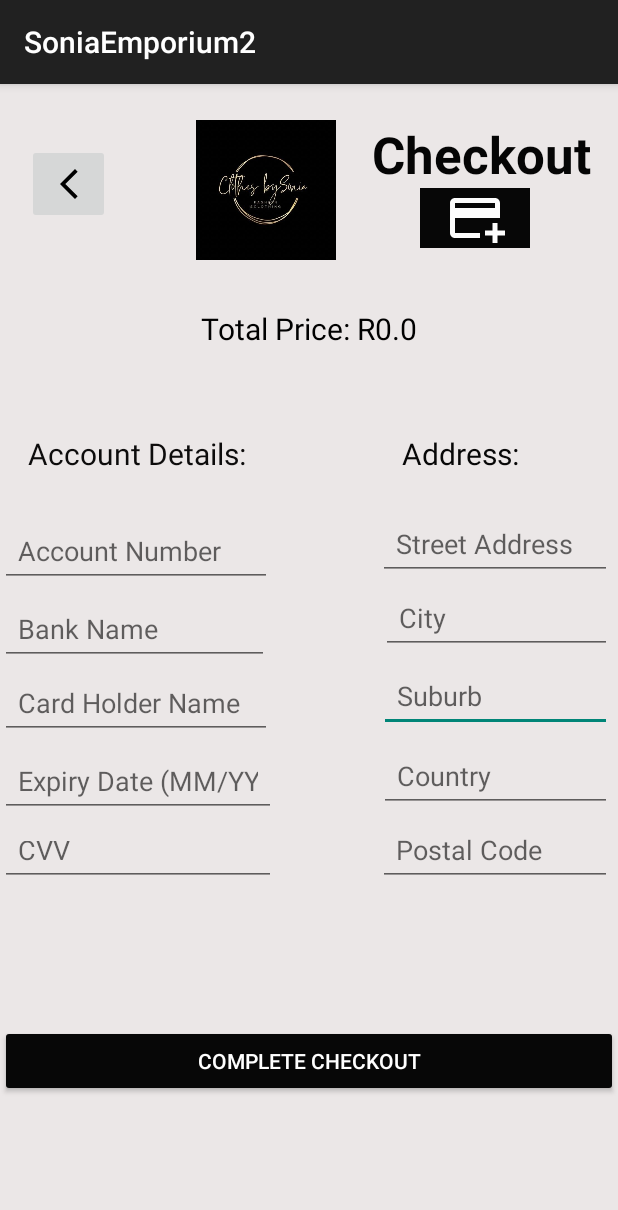
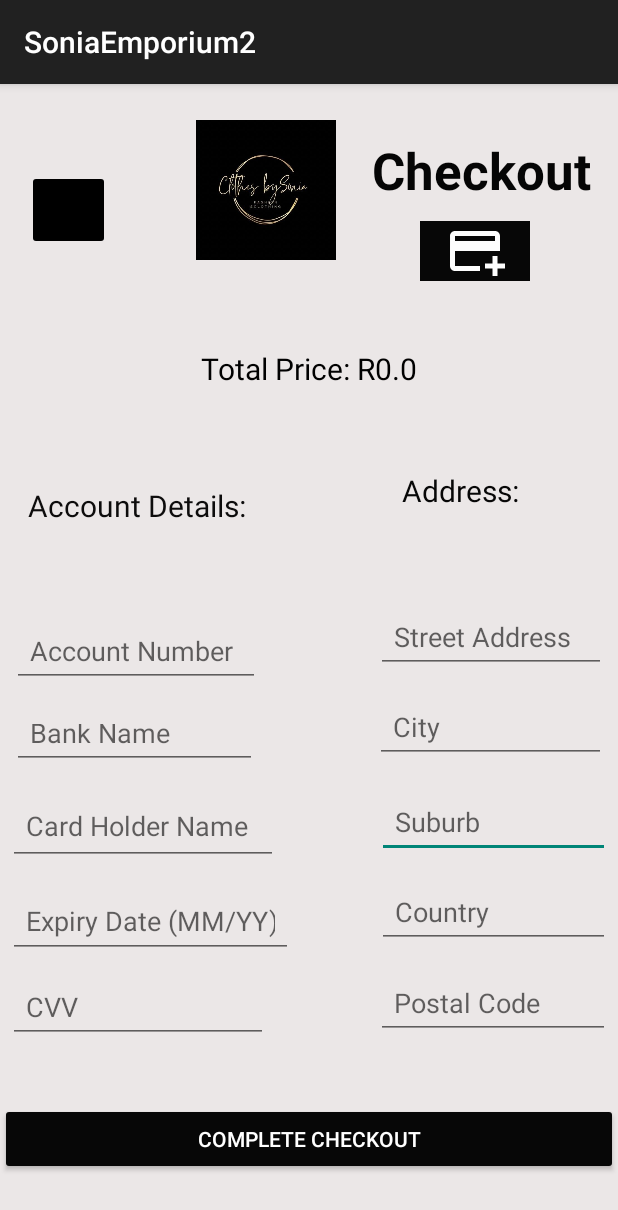
Before and after one commit to TebogoSeokgo/SoniaEmporium2, an Android app: the Checkout screen opened directly, with no data from a screen before it, on a phone screen of 412 x 824 dp. Shown: the top 1210 px of the screen. Run offline under Robolectric (Android 15) with nearby library versions, the phone set to English and light mode, and no system bars.

Commit message:
checkout adjusting layout

```diff
--- a/app/src/main/res/layout/activity_checkout.xml
+++ b/app/src/main/res/layout/activity_checkout.xml
@@ -26,6 +26,7 @@
         android:layout_marginStart="8dp"
         android:layout_marginTop="80dp"
         android:layout_marginBottom="123dp"
+        android:backgroundTint="#000000"
         app:layout_constraintBottom_toTopOf="@+id/textView9"
         app:layout_constraintEnd_toStartOf="@+id/imageView32"
         app:layout_constraintStart_toStartOf="parent"
@@ -67,7 +68,7 @@
         android:id="@+id/totalPrice"
         android:layout_width="wrap_content"
         android:layout_height="wrap_content"
-        android:layout_marginTop="32dp"
+        android:layout_marginTop="50dp"
         android:layout_marginBottom="32dp"
         android:text="Total: R0.00"
         android:textColor="#000000"
@@ -85,43 +86,50 @@
         android:id="@+id/suburb"
         android:layout_width="155dp"
         android:layout_height="48dp"
-        android:layout_marginStart="71dp"
         android:layout_marginTop="4dp"
-        android:layout_marginEnd="4dp"
         android:hint="Suburb"
         android:padding="12dp"
+        app:layout_constraintBottom_toTopOf="@+id/country"
         app:layout_constraintEnd_toEndOf="parent"
         app:layout_constraintStart_toEndOf="@+id/cardHolderName"
         app:layout_constraintTop_toBottomOf="@id/city" />
 
     <EditText
         android:id="@+id/cardHolderName"
-        android:layout_width="181dp"
-        android:layout_height="45dp"
+        android:layout_width="180dp"
+        android:layout_height="52dp"
         android:layout_marginTop="4dp"
+        android:layout_marginEnd="60dp"
         android:hint="Card Holder Name"
         android:padding="12dp"
+        app:layout_constraintBottom_toTopOf="@+id/expiryDate"
+        app:layout_constraintEnd_toStartOf="@+id/suburb"
         app:layout_constraintStart_toStartOf="parent"
         app:layout_constraintTop_toBottomOf="@id/bankName" />
 
     <EditText
         android:id="@+id/cvv"
-        android:layout_width="184dp"
-        android:layout_height="42dp"
+        android:layout_width="173dp"
+        android:layout_height="44dp"
         android:layout_marginTop="4dp"
         android:hint="CVV"
         android:inputType="numberPassword"
         android:padding="12dp"
+        app:layout_constraintBottom_toTopOf="@+id/checkoutButton"
+        app:layout_constraintEnd_toStartOf="@+id/postalCode"
         app:layout_constraintStart_toStartOf="parent"
         app:layout_constraintTop_toBottomOf="@id/expiryDate" />
 
     <EditText
         android:id="@+id/bankName"
-        android:layout_width="179dp"
-        android:layout_height="44dp"
-        android:layout_marginTop="8dp"
+        android:layout_width="163dp"
+        android:layout_height="42dp"
+        android:layout_marginTop="4dp"
+        android:layout_marginEnd="70dp"
         android:hint="Bank Name"
         android:padding="12dp"
+        app:layout_constraintBottom_toTopOf="@+id/cardHolderName"
+        app:layout_constraintEnd_toStartOf="@+id/city"
         app:layout_constraintStart_toStartOf="parent"
         app:layout_constraintTop_toBottomOf="@id/bankAccountNumber" />
 
@@ -131,10 +139,11 @@
         android:layout_height="45dp"
         android:layout_marginStart="67dp"
         android:layout_marginTop="4dp"
-        android:layout_marginEnd="4dp"
+        android:layout_marginBottom="32dp"
         android:hint="Postal Code"
         android:inputType="number"
         android:padding="12dp"
+        app:layout_constraintBottom_toTopOf="@+id/checkoutButton"
         app:layout_constraintEnd_toEndOf="parent"
         app:layout_constraintStart_toEndOf="@+id/cvv"
         app:layout_constraintTop_toBottomOf="@id/country" />
@@ -143,47 +152,50 @@
         android:id="@+id/city"
         android:layout_width="154dp"
         android:layout_height="45dp"
-        android:layout_marginStart="74dp"
         android:layout_marginTop="4dp"
-        android:layout_marginEnd="4dp"
         android:hint="City"
         android:padding="12dp"
+        app:layout_constraintBottom_toTopOf="@+id/suburb"
         app:layout_constraintEnd_toEndOf="parent"
         app:layout_constraintStart_toEndOf="@+id/bankName"
         app:layout_constraintTop_toBottomOf="@id/streetAddress" />
 
     <EditText
         android:id="@+id/streetAddress"
-        android:layout_width="156dp"
-        android:layout_height="43dp"
+        android:layout_width="153dp"
+        android:layout_height="45dp"
         android:layout_marginTop="27dp"
-        android:layout_marginEnd="4dp"
         android:hint="Street Address"
         android:padding="12dp"
+        app:layout_constraintBottom_toTopOf="@+id/city"
         app:layout_constraintEnd_toEndOf="parent"
         app:layout_constraintStart_toEndOf="@+id/bankAccountNumber"
         app:layout_constraintTop_toBottomOf="@+id/textView11" />
 
     <EditText
         android:id="@+id/expiryDate"
-        android:layout_width="184dp"
-        android:layout_height="48dp"
+        android:layout_width="190dp"
+        android:layout_height="49dp"
         android:layout_marginTop="4dp"
+        android:layout_marginEnd="50dp"
         android:hint="Expiry Date (MM/YY)"
         android:inputType="date"
         android:padding="12dp"
+        app:layout_constraintBottom_toTopOf="@+id/cvv"
+        app:layout_constraintEnd_toStartOf="@+id/postalCode"
         app:layout_constraintStart_toStartOf="parent"
         app:layout_constraintTop_toBottomOf="@id/cardHolderName" />
 
     <EditText
         android:id="@+id/bankAccountNumber"
-        android:layout_width="181dp"
-        android:layout_height="48dp"
+        android:layout_width="165dp"
+        android:layout_height="47dp"
         android:layout_marginTop="27dp"
         android:layout_marginEnd="70dp"
         android:hint="Account Number"
         android:inputType="number"
         android:padding="12dp"
+        app:layout_constraintBottom_toTopOf="@+id/bankName"
         app:layout_constraintEnd_toStartOf="@+id/streetAddress"
         app:layout_constraintStart_toStartOf="parent"
         app:layout_constraintTop_toBottomOf="@+id/textView9" />
@@ -192,11 +204,11 @@
         android:id="@+id/country"
         android:layout_width="155dp"
         android:layout_height="45dp"
-        android:layout_marginStart="68dp"
-        android:layout_marginTop="8dp"
-        android:layout_marginEnd="4dp"
+        android:layout_marginStart="50dp"
+        android:layout_marginTop="4dp"
         android:hint="Country"
         android:padding="12dp"
+        app:layout_constraintBottom_toTopOf="@+id/postalCode"
         app:layout_constraintEnd_toEndOf="parent"
         app:layout_constraintStart_toEndOf="@+id/expiryDate"
         app:layout_constraintTop_toBottomOf="@id/suburb" />
@@ -222,7 +234,7 @@
         android:layout_marginStart="18dp"
         android:layout_marginTop="24dp"
         android:layout_marginEnd="103dp"
-        android:layout_marginBottom="27dp"
+        android:layout_marginBottom="24dp"
         android:text="Account Details:"
         android:textColor="#0D0C0C"
         android:textSize="20sp"
@@ -235,9 +247,9 @@
         android:id="@+id/textView11"
         android:layout_width="wrap_content"
         android:layout_height="wrap_content"
-        android:layout_marginTop="32dp"
+        android:layout_marginTop="24dp"
         android:layout_marginEnd="65dp"
-        android:layout_marginBottom="27dp"
+        android:layout_marginBottom="24dp"
         android:text="Address:"
         android:textColor="#070707"
         android:textSize="20sp"
```
